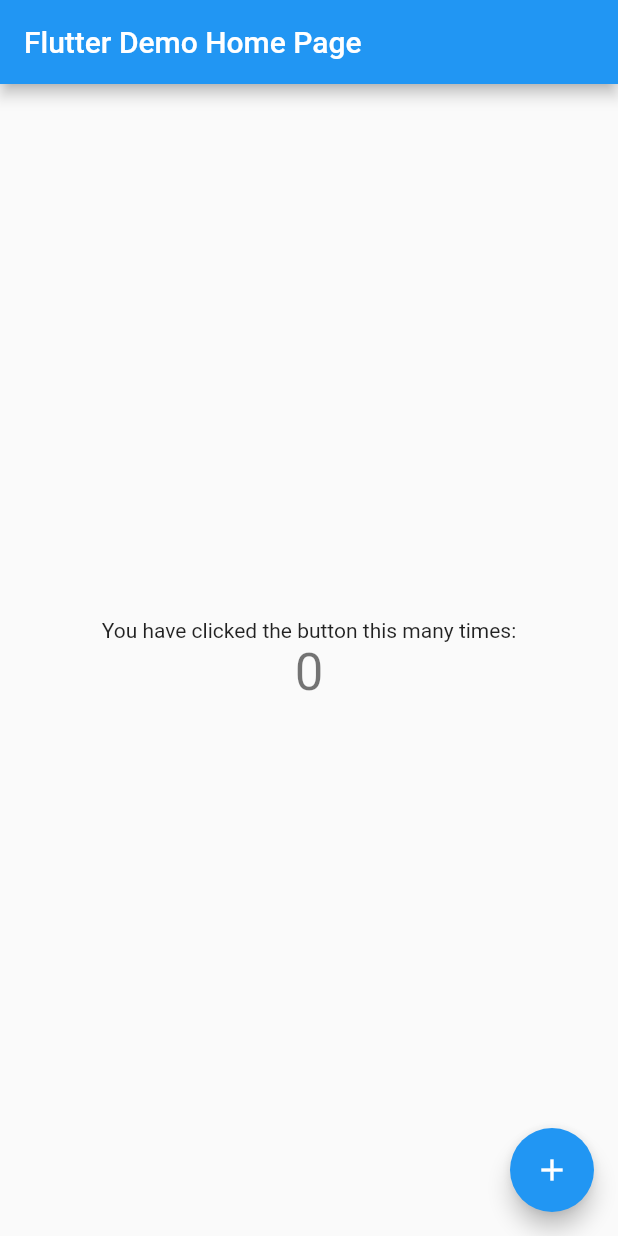
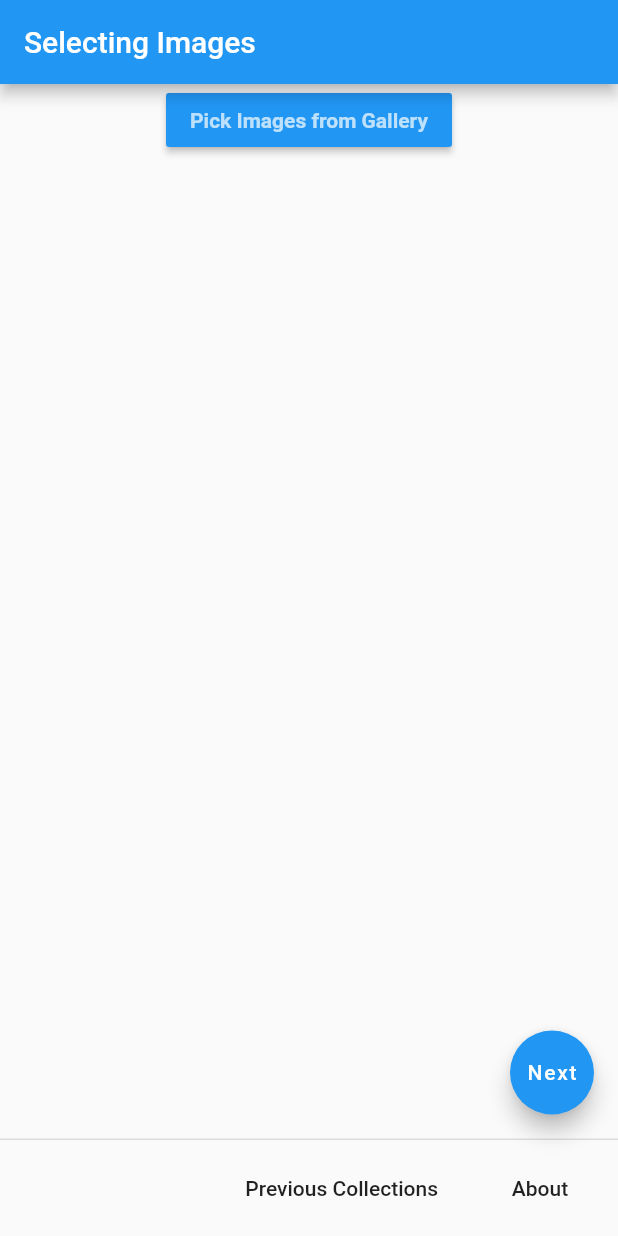
Before and after one commit to VarunVejalla/Photo_Prune, a Flutter app: the screen it shows after launch, on a phone screen of 412 x 824 dp. Run offline on Flutter 3.47's test engine with Material 2 defaults, Android fonts, the phone set to English and light mode, and no system bars; our stand-ins replace image_picker; missing offline and left inert: image_compare.

Commit message:
Updated to have separate class for selected images

```diff
--- a/lib/main.dart
+++ b/lib/main.dart
@@ -1,4 +1,40 @@
 import 'package:flutter/material.dart';
+import 'package:image_picker/image_picker.dart';
+import 'package:image_compare/image_compare.dart';
+
+//from the image_picker API:
+// "No configuration required - the plugin should work out of the box.
+// It is however highly recommended to prepare for Android killing the
+// application when low on memory. How to prepare for this is discussed
+// in the Handling MainActivity destruction on Android section."
+
+
+// get access to pictures somehow (either all or a user-selected subset)
+
+// separate the pictures into groups
+// want some measure ranging from 0 to 1 here saying how strict it is for differentiating between groups
+// 0 should be "doesn't differentiate at all, everything's the same group"
+// 1 should be "differentiates completely, every pic is a different group (unless two are the *exact* same)"
+// should default to some "best" value in that range, but give user option to change it
+
+// give the user the option to move pictures in groups around (in case the algorithm isn't perfect) and also have option to continue
+
+// once the user has hit the continue button, identify and show "best" picture in each group
+
+// give option to delete other pics or to select certain pics to delete
+// might not be possible depending on how deleting photos is managed by non-standard photos apps
+
+// from the best picture in each group, find k most memorable pictures
+
+// give option to post it to instagram with some caption
+
+import 'dart:io';
+import 'dart:math';
+
+import 'package:flutter/material.dart';
+import 'package:flutter/services.dart';
+import 'package:image_picker/image_picker.dart';
+import 'package:photo_prune/main.dart';
 
 void main() {
   runApp(const MyApp());
@@ -7,109 +43,119 @@ void main() {
 class MyApp extends StatelessWidget {
   const MyApp({Key? key}) : super(key: key);
 
-  // This widget is the root of your application.
   @override
   Widget build(BuildContext context) {
+    SelectedImages images = SelectedImages();
     return MaterialApp(
       title: 'Flutter Demo',
       theme: ThemeData(
-        // This is the theme of your application.
-        //
-        // Try running your application with "flutter run". You'll see the
-        // application has a blue toolbar. Then, without quitting the app, try
-        // changing the primarySwatch below to Colors.green and then invoke
-        // "hot reload" (press "r" in the console where you ran "flutter run",
-        // or simply save your changes to "hot reload" in a Flutter IDE).
-        // Notice that the counter didn't reset back to zero; the application
-        // is not restarted.
         primarySwatch: Colors.blue,
       ),
-      home: const MyHomePage(title: 'Flutter Demo Home Page'),
+      home: SelectPage(title: 'Flutter Demo Home Page', images: images),
     );
   }
 }
 
-class MyHomePage extends StatefulWidget {
-  const MyHomePage({Key? key, required this.title}) : super(key: key);
+class SelectedImages {
+  final ImagePicker imagePicker = ImagePicker();
 
-  // This widget is the home page of your application. It is stateful, meaning
-  // that it has a State object (defined below) that contains fields that affect
-  // how it looks.
+  List<XFile>? imageList = [];
 
-  // This class is the configuration for the state. It holds the values (in this
-  // case the title) provided by the parent (in this case the App widget) and
-  // used by the build method of the State. Fields in a Widget subclass are
-  // always marked "final".
+  void addToImages() async {
+    final List<XFile>? selectedImages = await imagePicker.pickMultiImage();
+    if (selectedImages!.isNotEmpty) {
+    imageList!.addAll(selectedImages);
+    }
+  }
+
+}
+
+class SelectPage extends StatefulWidget {
+  final SelectedImages images;
+
+  const SelectPage({Key? key, required this.title, required this.images}) : super(key: key);
 
   final String title;
 
   @override
-  State<MyHomePage> createState() => _MyHomePageState();
+  State<SelectPage> createState() => _SelectPageState();
 }
 
-class _MyHomePageState extends State<MyHomePage> {
-  int _counter = 0;
+class _SelectPageState extends State<SelectPage> {
+  void selectImages() async {
+    widget.images.addToImages();
 
-  void _incrementCounter() {
     setState(() {
-      // This call to setState tells the Flutter framework that something has
-      // changed in this State, which causes it to rerun the build method below
-      // so that the display can reflect the updated values. If we changed
-      // _counter without calling setState(), then the build method would not be
-      // called again, and so nothing would appear to happen.
-      _counter++;
     });
   }
 
   @override
   Widget build(BuildContext context) {
-    // This method is rerun every time setState is called, for instance as done
-    // by the _incrementCounter method above.
-    //
-    // The Flutter framework has been optimized to make rerunning build methods
-    // fast, so that you can just rebuild anything that needs updating rather
-    // than having to individually change instances of widgets.
     return Scaffold(
         appBar: AppBar(
-        // Here we take the value from the MyHomePage object that was created by
-        // the App.build method, and use it to set our appbar title.
-        title: Text(widget.title),
+          title: const Text("Selecting Images"),
         ),
         body: Center(
-        // Center is a layout widget. It takes a single child and positions it
-        // in the middle of the parent.
           child: Column(
-          // Column is also a layout widget. It takes a list of children and
-          // arranges them vertically. By default, it sizes itself to fit its
-          // children horizontally, and tries to be as tall as its parent.
-          //
-          // Invoke "debug painting" (press "p" in the console, choose the
-          // "Toggle Debug Paint" action from the Flutter Inspector in Android
-          // Studio, or the "Toggle Debug Paint" command in Visual Studio Code)
-          // to see the wireframe for each widget.
-          //
-          // Column has various properties to control how it sizes itself and
-          // how it positions its children. Here we use mainAxisAlignment to
-          // center the children vertically; the main axis here is the vertical
-          // axis because Columns are vertical (the cross axis would be
-          // horizontal).
-          mainAxisAlignment: MainAxisAlignment.center,
-          children: <Widget>[
-            const Text(
-              'You have clicked the button this many times:',
+            children: [
+              MaterialButton(
+                  color: Colors.blue,
+                  child: const Text(
+                      "Pick Images from Gallery",
+                      style: TextStyle(
+                          color: Colors.white70, fontWeight: FontWeight.bold
+                      )
                   ),
-            Text(
-              '$_counter',
-              style: Theme.of(context).textTheme.headline4,
+                  onPressed: () {
+                    selectImages();
+                  }
               ),
+              Expanded(
+                  child: Padding(
+                    padding: const EdgeInsets.all(8.0),
+                    child: GridView.builder(
+                        itemCount: widget.images.imageList!.length,
+                        gridDelegate: SliverGridDelegateWithFixedCrossAxisCount(
+                            crossAxisCount: 3
+                        ),
+                        itemBuilder: (BuildContext context, int index) {
+                          return Image.file(File(widget.images.imageList![index].path), fit: BoxFit.cover);
+                        }
+                    ),
+                  )
+              )
             ],
           ),
         ),
       floatingActionButton: FloatingActionButton(
-        onPressed: _incrementCounter,
-        tooltip: 'Increment',
-        child: const Icon(Icons.add),
-      ), // This trailing comma makes auto-formatting nicer for build methods.
+        onPressed: () {},
+        tooltip: "Continue on to next phase",
+        child: const Text("Next")
+      ),
+      persistentFooterButtons: [
+        MaterialButton(
+          onPressed: () {},
+          child: const Text("Previous Collections")
+        ),
+        MaterialButton(
+          onPressed: () {},
+          child: const Text("About")
+        )
+      ],
     );
   }
 }
+
+// class PruningPage extends StatefulWidget {
+//   const PruningPage({Key? key, required this.title}) : super(key: key);
+//
+//   final String title;
+//
+//   @override
+//   State<PruningPage> createState() => _PruningPageState();
+// }
+//
+// class _PruningPageState extends State<PruningPage> {
+//
+//
+// }
--- a/pubspec.yaml
+++ b/pubspec.yaml
@@ -34,6 +34,9 @@ dependencies:
   # The following adds the Cupertino Icons font to your application.
   # Use with the CupertinoIcons class for iOS style icons.
   cupertino_icons: ^1.0.2
+  image_picker:
+  image_compare: ^1.1.2
+  video_player:
 
 dev_dependencies:
   flutter_test:
```
Also changed, not shown: pubspec.lock. Lines whose indentation alone changed are shown as unchanged.
